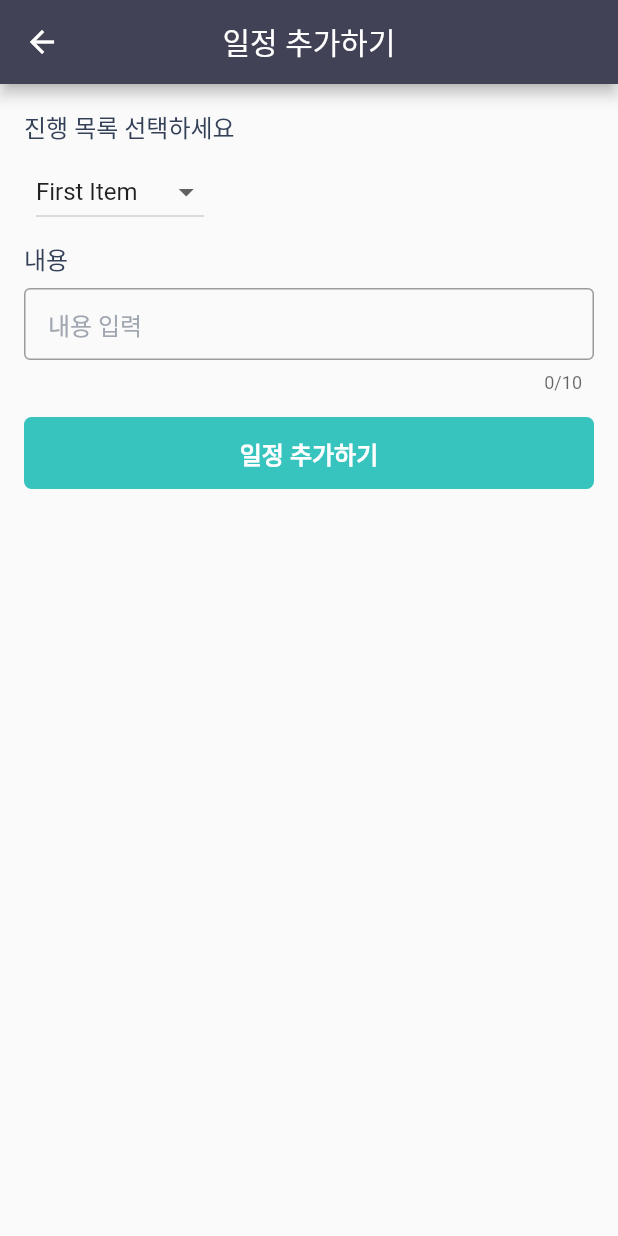
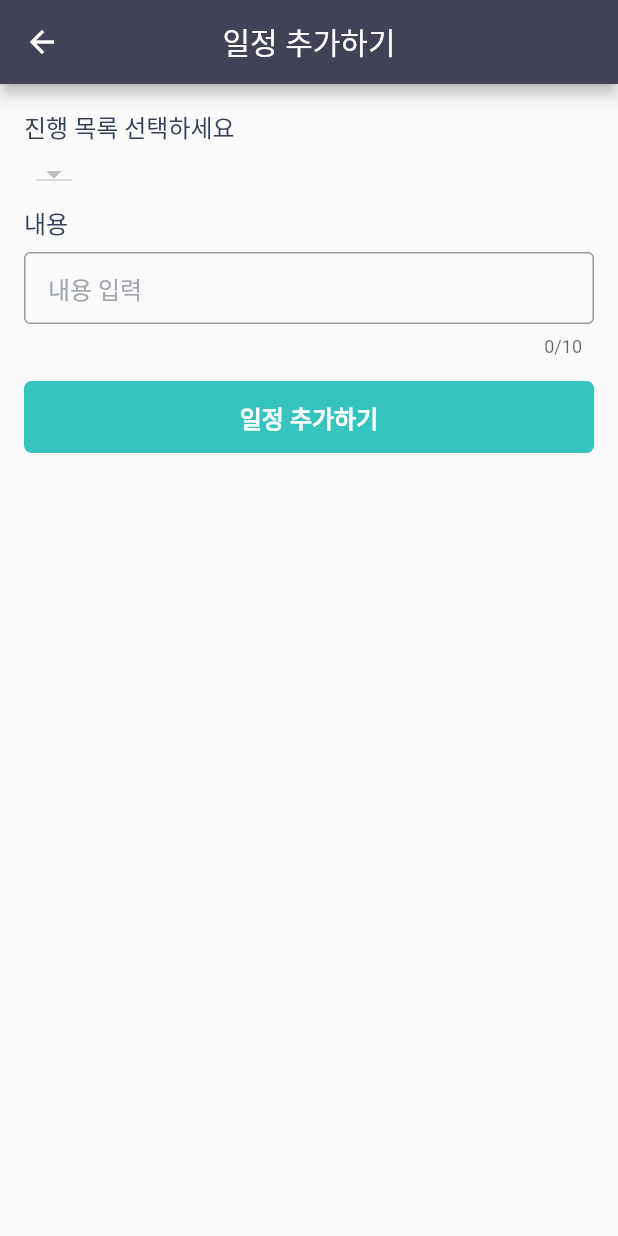
Before and after one commit to juyeonha/task2, a Flutter app: the WorkPage screen opened directly with empty values, after a tap on the "add" icon, on a phone screen of 412 x 824 dp. Run offline on Flutter 3.47's test engine with Material 2 defaults, Android fonts, the phone set to English and light mode, and no system bars; our stand-ins replace fluttertoast; missing offline and left inert: dart:html, jaguar_jwt; statements that could not run were skipped.

Commit message:
워크페이지 일정추가하기 오류를 수정한다.

```diff
--- a/lib/work_addcard_dialog.dart
+++ b/lib/work_addcard_dialog.dart
@@ -9,8 +9,9 @@ import 'package:task2/util.dart';
 import 'package:task2/work_page.dart';
 
 class AddCardDialog extends StatefulWidget {
-  AddCardDialog({this.item});
-  final WorkListItem item;
+  AddCardDialog({this.projectNo, this.workList});
+  final int projectNo;
+  final List<WorkListItem> workList;
 
 
   @override
@@ -18,6 +19,7 @@ class AddCardDialog extends StatefulWidget {
 }
 
 class _AddCardDialogState extends State<AddCardDialog>  with WidgetsBindingObserver {
+  String currentWorkNo;
 
 
   final TextEditingController _content =TextEditingController();
@@ -25,6 +27,13 @@ class _AddCardDialogState extends State<AddCardDialog>  with WidgetsBindingObser
 
 
   final FocusNode _focusContent =FocusNode();
+
+
+  @override
+  void initState() {
+    super.initState();
+    currentWorkNo = widget.workList[0].workNo.toString();
+  }
 
 
   @override
@@ -50,6 +59,10 @@ class _AddCardDialogState extends State<AddCardDialog>  with WidgetsBindingObser
 
   @override
   Widget build(BuildContext context) {
+    //widget.item.projectNo
+    //widget.item.projectNo
+
+
     return Scaffold(
       appBar: _buildAppbar(),
       body:_buildBody(),
@@ -66,7 +79,6 @@ Widget _buildAppbar() {
 }
 
 Widget _buildBody() {
-    int _value =1;
     return SingleChildScrollView(
       child: Container(
         padding: EdgeInsets.all(16),
@@ -79,16 +91,20 @@ Widget _buildBody() {
             Container(
               padding: EdgeInsets.all(8),
               child: DropdownButton(
-                value: _value,
-                items: [
-                  //workNo 151
-                  DropdownMenuItem(child: Text("First Item"),value: 1,),
-                  DropdownMenuItem(child: Text("second Item"),value: 2,),
-                  DropdownMenuItem(child: Text("third Item"),value: 3,),
-                ],
+                value: currentWorkNo,
+                items: widget.workList.map((item) {
+                  print(item.toJson().toString());
+                  return DropdownMenuItem(child: Text(item.workTitle),value: item.workNo.toString());
+                }).toList(),
+                // items: [
+                //   //workNo 151
+                //   DropdownMenuItem(child: Text("First Item"),value: 1,),
+                //   DropdownMenuItem(child: Text("second Item"),value: 2,),
+                //   DropdownMenuItem(child: Text("third Item"),value: 3,),
+                // ],
                 onChanged: (value){
                   setState(() {
-                    _value= value;
+                    currentWorkNo = value;
                   });
                 },
               ),
@@ -154,7 +170,7 @@ Widget _buildBody() {
     };
 
     var body={
-      'projectNo': widget.item.projectNo.toString(),
+      'projectNo': widget.projectNo.toString(),
       'content': _content.text,
       'workNo': '111',
     };
--- a/lib/work_page.dart
+++ b/lib/work_page.dart
@@ -98,8 +98,6 @@ class CardListItem{
   }
 }
 
-
-
 class WorkPage extends StatefulWidget {
   WorkPage(this.projectNo);
   final int projectNo;
@@ -113,8 +111,6 @@ class _WorkPageState extends State<WorkPage> {
   String title = '';
   List<WorkListItem> workList = [];
   WorkListItem item;
-
-
 
   bool isDrag =false;
 
@@ -165,7 +161,7 @@ class _WorkPageState extends State<WorkPage> {
         IconButton(
           icon:Icon(Icons.add),
           onPressed: (){
-            _addCardDialog(context,null); //리스트는 파라마ㅣ
+            _addCardDialog(context, widget.projectNo); //리스트는 파라마ㅣ
           },
         ),
         IconButton(
@@ -425,6 +421,7 @@ class _WorkPageState extends State<WorkPage> {
 
     var data = WorkListData.fromJson(jsonDecode(res.body));
 
+    workList.clear();
     for(WorkListItem item in data.workList) {
       workList.add(item);
     }
@@ -456,7 +453,7 @@ class _WorkPageState extends State<WorkPage> {
 
   }
 
-  void _addCardDialog(BuildContext context,WorkListItem item){
+  void _addCardDialog(BuildContext context,int projectNo){
     showDialog(
       barrierDismissible: true, //모달 장벽을 탭하여이 경로를 닫을 수 있는지 여부.
         context: context,
@@ -466,8 +463,8 @@ class _WorkPageState extends State<WorkPage> {
             return Future.value(true);
           },
           child: AddCardDialog(
-            item: item,
-
+            projectNo: projectNo,
+            workList: workList,
           ),
         );
       }
```
